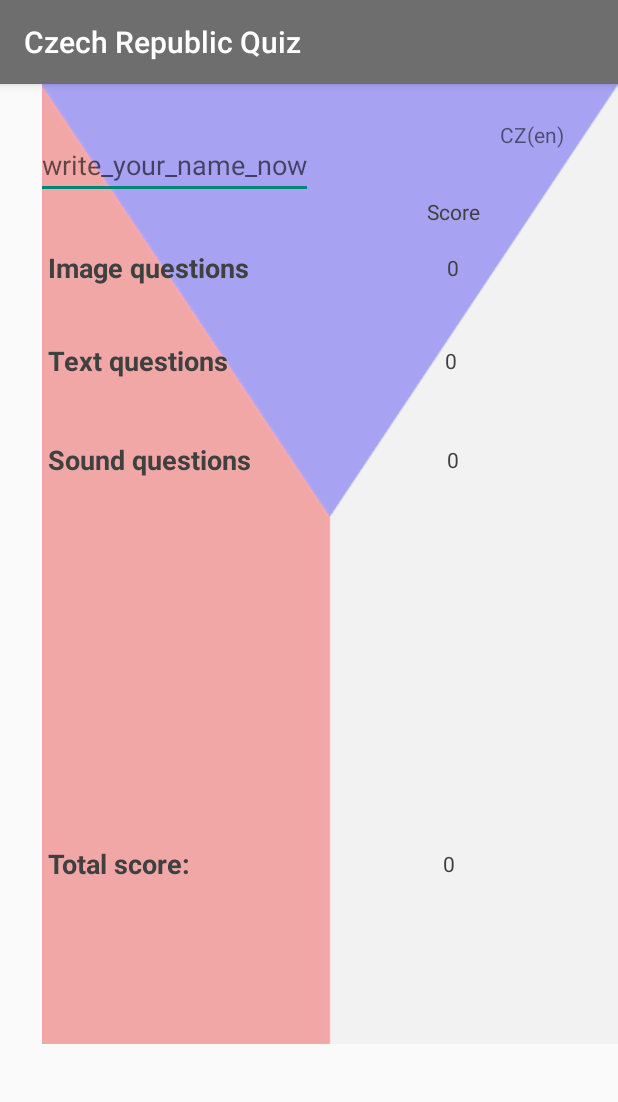
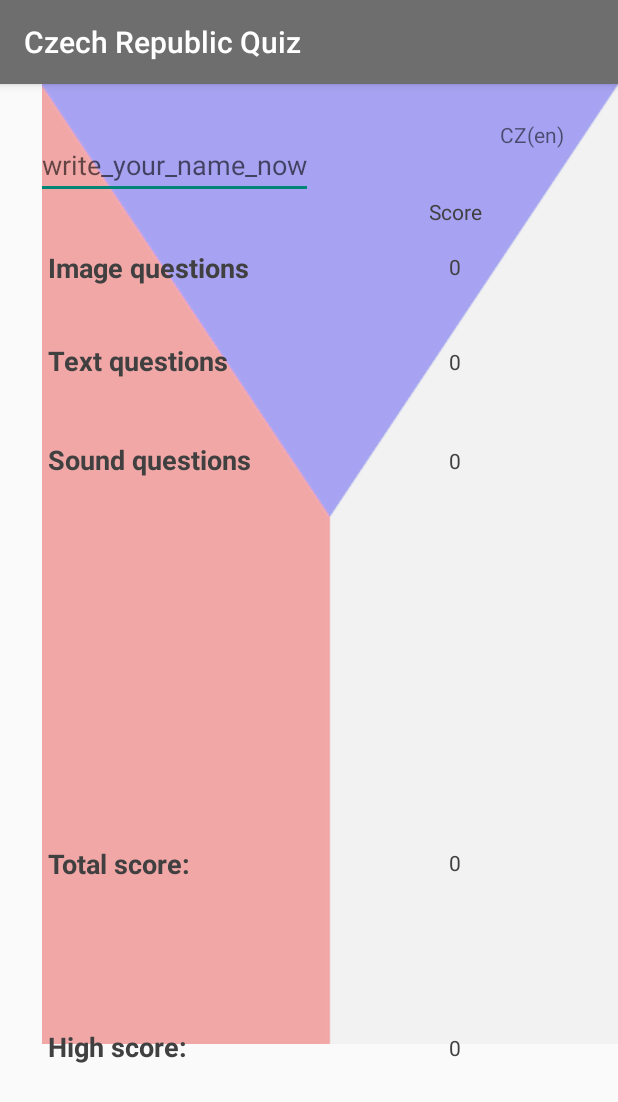
Before and after one commit to IvoMor/Quiz_App_Czech_Republic, an Android app: the screen it shows after launch (MainActivity), on a phone screen of 412 x 824 dp. Shown: the top 1102 px of the screen. Run offline under Robolectric (Android 15) with nearby library versions, the phone set to English and light mode, and no system bars.

Commit message:
removed some bugs - some grafics implementation (play button ...) + high sore

```diff
--- a/app/src/main/AndroidManifest.xml
+++ b/app/src/main/AndroidManifest.xml
@@ -25,6 +25,7 @@
         </activity>
         <activity
             android:name=".TextsActivity"
+            android:label="@string/Text_questions"
             android:parentActivityName=".MainActivity">
             <!-- Parent activity meta-data to support 4.0 and lower -->
             <meta-data
@@ -34,6 +35,7 @@
         </activity>
         <activity
             android:name=".SoundsActivity"
+            android:label="@string/Sound_questions"
             android:parentActivityName=".MainActivity">
             <!-- Parent activity meta-data to support 4.0 and lower -->
             <meta-data
--- a/app/src/main/java/com/example/ivos/quiz_app/MainActivity.java
+++ b/app/src/main/java/com/example/ivos/quiz_app/MainActivity.java
@@ -19,18 +19,19 @@ public class MainActivity extends AppCompatActivity {
     public String userName = "your_name";
 
     public int imageQuestionsScore = 0;
-    public int imageQuestionsCount = 0;
-    public boolean imageAnswered = false;
+    public boolean imageCategoryClosed = false;
 
     public int textQuestionsScore = 0;
-    public int textQuestionsCount = 0;
-    public boolean textAnswered = false;
+    public boolean textCategoryClosed = false;
 
     public int soundQuestionsScore = 0;
-    public int soundQuestionsCount = 0;
-    public boolean soundAnswered = false;
+    public boolean soundCategoryClosed = false;
 
-    public int userTotalScore = 0;
+    public int userTotalScore() {
+        return imageQuestionsScore + textQuestionsScore + soundQuestionsScore;
+    }
+
+    public int userHighScore = 0;
 
     SharedPreferences sharedPref = null;
 
@@ -38,14 +39,12 @@ public class MainActivity extends AppCompatActivity {
 
     static final String UN = "userName";
     static final String IQS = "imageQuestionsScore";
-    static final String IQC = "imageQuestionsCount";
-    static final String IA = "imageAnswered";
+    static final String IA = "imageCategoryClosed";
     static final String TQS = "textQuestionsScore";
-    static final String TQC = "textQuestionsCount";
-    static final String TA = "textAnswered";
+    static final String TA = "textCategoryClosed";
     static final String SQS = "soundQuestionsScore";
-    static final String SQC = "soundQuestionsCount";
-    static final String SA = "soundAnswered";
+    static final String SA = "soundCategoryClosed";
+    static final String UHS = "userHighScore";
 
 
     @Override
@@ -53,14 +52,12 @@ public class MainActivity extends AppCompatActivity {
         // Save the user's current game state
         savedInstanceState.putString(UN, userName);
         savedInstanceState.putInt(IQS, imageQuestionsScore);
-        savedInstanceState.putInt(IQC, imageQuestionsCount);
-        savedInstanceState.putBoolean(IA, imageAnswered);
+        savedInstanceState.putBoolean(IA, imageCategoryClosed);
         savedInstanceState.putInt(TQS, textQuestionsScore);
-        savedInstanceState.putInt(TQC, textQuestionsCount);
-        savedInstanceState.putBoolean(TA, textAnswered);
+        savedInstanceState.putBoolean(TA, textCategoryClosed);
         savedInstanceState.putInt(SQS, soundQuestionsScore);
-        savedInstanceState.putInt(SQC, soundQuestionsCount);
-        savedInstanceState.putBoolean(SA, soundAnswered);
+        savedInstanceState.putBoolean(SA, soundCategoryClosed);
+        savedInstanceState.putInt(UHS, userHighScore);
 
         // Always call the superclass so it can save the view hierarchy state
         super.onSaveInstanceState(savedInstanceState);
@@ -73,14 +70,12 @@ public class MainActivity extends AppCompatActivity {
         // Restore state members from saved instance
         userName = savedInstanceState.getString(UN);
         imageQuestionsScore = savedInstanceState.getInt(IQS);
-        imageQuestionsCount = savedInstanceState.getInt(IQC);
-        imageAnswered = savedInstanceState.getBoolean(IA);
+        imageCategoryClosed = savedInstanceState.getBoolean(IA);
         textQuestionsScore = savedInstanceState.getInt(TQS);
-        textQuestionsCount = savedInstanceState.getInt(TQC);
-        textAnswered = savedInstanceState.getBoolean(TA);
+        textCategoryClosed = savedInstanceState.getBoolean(TA);
         soundQuestionsScore = savedInstanceState.getInt(SQS);
-        soundQuestionsCount = savedInstanceState.getInt(SQC);
-        soundAnswered = savedInstanceState.getBoolean(SA);
+        soundCategoryClosed = savedInstanceState.getBoolean(SA);
+        userHighScore = savedInstanceState.getInt(UHS);
 
         // display data again
         refresh();
@@ -92,9 +87,10 @@ public class MainActivity extends AppCompatActivity {
         editor.putInt("imageQuestionsScore", imageQuestionsScore);
         editor.putInt("textQuestionsScore", textQuestionsScore);
         editor.putInt("soundQuestionsScore", soundQuestionsScore);
-        editor.putBoolean("imageAnswered", imageAnswered);
-        editor.putBoolean("textAnswered", textAnswered);
-        editor.putBoolean("soundAnswered", soundAnswered);
+        editor.putInt("userHighScore", userHighScore);
+        editor.putBoolean("imageCategoryClosed", imageCategoryClosed);
+        editor.putBoolean("textCategoryClosed", textCategoryClosed);
+        editor.putBoolean("soundCategoryClosed", soundCategoryClosed);
         editor.putString("userName", userName);
         editor.apply();
     }
@@ -104,11 +100,11 @@ public class MainActivity extends AppCompatActivity {
         imageQuestionsScore = sharedPref.getInt("imageQuestionsScore", 0);
         textQuestionsScore = sharedPref.getInt("textQuestionsScore", 0);
         soundQuestionsScore = sharedPref.getInt("soundQuestionsScore", 0);
-        imageAnswered = sharedPref.getBoolean("imageAnswered", false);
-        textAnswered = sharedPref.getBoolean("textAnswered", false);
-        soundAnswered = sharedPref.getBoolean("soundAnswered", false);
+        userHighScore = sharedPref.getInt("userHighScore", 0);
+        imageCategoryClosed = sharedPref.getBoolean("imageCategoryClosed", false);
+        textCategoryClosed = sharedPref.getBoolean("textCategoryClosed", false);
+        soundCategoryClosed = sharedPref.getBoolean("soundCategoryClosed", false);
         userName = sharedPref.getString("userName", getString(R.string.default_user_name));
-        userTotalScore = imageQuestionsScore + textQuestionsScore + soundQuestionsScore;
     }
 
     //refresh all activity changing values
@@ -123,7 +119,10 @@ public class MainActivity extends AppCompatActivity {
         soundScoreTV.setText(String.valueOf(soundQuestionsScore));
 
         TextView totalScoreTV = (TextView) findViewById(R.id.total_score_counter);
-        totalScoreTV.setText(String.valueOf(userTotalScore));
+        totalScoreTV.setText(String.valueOf(userTotalScore()));
+
+        TextView highScoreTV = (TextView) findViewById(R.id.high_score_counter);
+        highScoreTV.setText(String.valueOf(userHighScore));
 
         if (!userName.equals("your_name")) {
             TextView userNameTextView = (TextView) findViewById(R.id.user_name);
@@ -134,51 +133,68 @@ public class MainActivity extends AppCompatActivity {
         }
     }
 
+    public void clearQuiz() {
+        SharedPreferences.Editor editor = sharedPref.edit();
+        editor.clear();
+        editor.apply();
+        loadSharedPref();
+        refresh();
+    }
+
     public void onBackPressed() {        // to prevent irritating accidental logouts
         long t = System.currentTimeMillis();
         if (t - backPressedTime > 2000) {    // 2 secs
             backPressedTime = t;
-            Toast.makeText(this, "Press back again to exit",
-                    Toast.LENGTH_SHORT).show();
+            Toast.makeText(this, "Press back again to exit",Toast.LENGTH_SHORT).show();
         } else {    // this guy is serious
             // clean up
             super.onBackPressed();       // bye
         }
     }
 
+    public void checkHighScore_ReNewQuiz() {
+        if (userHighScore < userTotalScore()) {
+            userHighScore = userTotalScore();
+            //new high score message
+            Toast.makeText(MainActivity.this, "Congrats to new high score " + userName, Toast.LENGTH_LONG).show(); //Todo sound> highscore
+        } else {
+            Toast.makeText(MainActivity.this, "Not bad - you have" + String.valueOf(userTotalScore()) + " points, but try again. " + userName, Toast.LENGTH_LONG).show(); //Todo sound> Not bad, but try again
+        }
+        //renew quiz but high score stays
+        int saveUserHighScore = userHighScore;
+        clearQuiz();
+        SharedPreferences.Editor editor = sharedPref.edit();
+        editor.putInt("userHighScore", saveUserHighScore);
+        editor.apply();
+        userHighScore = saveUserHighScore;
+    }
+
+    //when come back from intent
     @Override
     protected void onResume() {
         super.onResume();
         loadSharedPref();
+        //if quiz is finished = all categories are answered > check the highscore and renew quiz
+        if (endQuizCheck()) checkHighScore_ReNewQuiz();
         refresh();
     }
-
-    //help debug tool
-    public void msg(String message) {
-        Toast.makeText(MainActivity.this, message, Toast.LENGTH_SHORT).show();
+    //if all categories are answered - quiz end comes = returns true
+    private boolean endQuizCheck() {
+        return imageCategoryClosed & textCategoryClosed & soundCategoryClosed;
     }
 
     @Override
     protected void onCreate(Bundle savedInstanceState) {
         super.onCreate(savedInstanceState);
-
         // Set the content of the activity to use the activity_main.xml layout file
         setContentView(R.layout.activity_main);
-
         //set SharedPreferences nad if it is first time then set default values
         sharedPref = getSharedPreferences("com.example.ivos.quiz_app.pref1", MODE_PRIVATE);
-        if (savedInstanceState == null) {
-                SharedPreferences.Editor editor = sharedPref.edit();
-                editor.clear();
-                editor.apply();
-                loadSharedPref();
-                refresh();
-        }
+        if (savedInstanceState == null)  clearQuiz();
 
         // change the hint Text in EditText View OnFocus and back
         userNameTextView = (TextView) findViewById(R.id.user_name);
         if (!userName.equals("your_name")) userNameTextView.setText(userName);
-
         userNameTextView.setOnFocusChangeListener(new View.OnFocusChangeListener() {
             @Override
             public void onFocusChange(View v, boolean hasFocus) {
@@ -189,7 +205,6 @@ public class MainActivity extends AppCompatActivity {
                 }
             }
         });
-
         // user's total score line handling after userName change
         userNameTextView.addTextChangedListener(new TextWatcher() {
             @Override
@@ -201,19 +216,16 @@ public class MainActivity extends AppCompatActivity {
                 userNameTextView.setTextColor(ContextCompat.getColor(getApplicationContext(), R.color.primary_dark_color));
                 userNameTextView.setCursorVisible(false);
             }
-
             @Override
             public void beforeTextChanged(CharSequence s, int start,
                                           int count, int after) {
                 userNameTextView.setCursorVisible(true);
             }
-
             @Override
             public void onTextChanged(CharSequence s, int start,
                                       int before, int count) {
             }
         });
-
         // Find the View that shows the images category
         TextView images = (TextView) findViewById(R.id.image_question_textbuton);
 
@@ -223,17 +235,15 @@ public class MainActivity extends AppCompatActivity {
             @Override
             public void onClick(View view) {
                 // Create a new intent to open the {@link ImagesActivity}
-                if (!imageAnswered) {
-                    //save score before start intent by Shared Preferences
+                if (!imageCategoryClosed) {
+                    //save variables before start intent by Shared Preferences
                     saveSharedPref();
                     Intent imagesIntent = new Intent(MainActivity.this, ImagesActivity.class);
-                    /*imagesIntent.putExtra("textQuestionsScore", String.valueOf(textQuestionsScore));*/
                     // Start the new activity
                     startActivity(imagesIntent);
                 }
             }
         });
-
         // Find the View that shows the colors category
         TextView texts = (TextView) findViewById(R.id.text_question_textbuton);
 
@@ -243,31 +253,27 @@ public class MainActivity extends AppCompatActivity {
             @Override
             public void onClick(View view) {
                 // Create a new intent to open the {@link TextsActivity}
-                if (!textAnswered) {
-                    //save score before start intent by Shared Preferences
+                if (!textCategoryClosed) {
+                    //save variables before start intent by Shared Preferences
                     saveSharedPref();
                     Intent textsIntent = new Intent(MainActivity.this, TextsActivity.class);
-                    /*textsIntent.putExtra("textQuestionsScore", String.valueOf(textQuestionsScore));
                     // Start the new activity*/
                     startActivity(textsIntent);
                 }
             }
         });
-
         // Find the View that shows the sounds category
         TextView sound = (TextView) findViewById(R.id.sound_question_textbuton);
-
         // Set a click listener on that View
         sound.setOnClickListener(new View.OnClickListener() {
             // The code in this method will be executed when the phrases category is clicked on.
             @Override
             public void onClick(View view) {
                 // Create a new intent to open the {@link SoundsActivity}
-                if (!soundAnswered) {
-                    //save score before start intent by Shared Preferences
+                if (!soundCategoryClosed) {
+                    //save variables before start intent by Shared Preferences
                     saveSharedPref();
                     Intent soundsIntent = new Intent(MainActivity.this, SoundsActivity.class);
-                   /* soundsIntent.putExtra("soundQuestionsScore", String.valueOf(soundQuestionsScore));*/
                     // Start the new activity
                     startActivity(soundsIntent);
                 }
--- a/app/src/main/java/com/example/ivos/quiz_app/Question.java
+++ b/app/src/main/java/com/example/ivos/quiz_app/Question.java
@@ -122,7 +122,7 @@ public class Question {
 
 
     /** Image resource ID for the question */
-    public boolean getIsText() {return qIsText;}
+    public boolean getIsText() {return qIsText;};
 
     /**
      * Returns whether or not there is an image for this question.
--- a/app/src/main/res/layout/activity_main.xml
+++ b/app/src/main/res/layout/activity_main.xml
@@ -91,15 +91,50 @@
         style="@style/CategoryStyle"
         android:layout_width="wrap_content"
         android:layout_height="wrap_content"
+        android:layout_marginBottom="8dp"
+        android:layout_marginLeft="32dp"
+        android:layout_marginStart="24dp"
+        android:layout_marginTop="8dp"
+        android:text="@string/High_score"
+        android:textColor="@color/MainButtonsText"
+        app:layout_constraintBottom_toBottomOf="parent"
+        app:layout_constraintLeft_toLeftOf="parent"
+        app:layout_constraintTop_toBottomOf="@+id/sound_question_textbuton"
+        app:layout_constraintVertical_bias="0.778" />
+
+    <TextView
+        android:id="@+id/textView"
+        style="@style/CategoryStyle"
+        android:layout_width="wrap_content"
+        android:layout_height="wrap_content"
+        android:layout_marginBottom="8dp"
         android:layout_marginLeft="24dp"
         android:layout_marginStart="24dp"
         android:layout_marginTop="8dp"
         android:text="@string/Total_score"
         android:textColor="@color/MainButtonsText"
+        app:layout_constraintBottom_toBottomOf="parent"
         app:layout_constraintLeft_toLeftOf="parent"
-        app:layout_constraintTop_toBottomOf="@+id/sound_question_textbuton"
-        app:layout_constraintBottom_toBottomOf="parent"
-        android:layout_marginBottom="8dp" />
+        app:layout_constraintTop_toBottomOf="@+id/sound_question_textbuton" />
+
+    <TextView
+        android:id="@+id/high_score_counter"
+        android:layout_width="wrap_content"
+        android:layout_height="wrap_content"
+        android:layout_marginBottom="8dp"
+        android:layout_marginEnd="8dp"
+        android:layout_marginRight="8dp"
+        android:layout_marginTop="8dp"
+        android:gravity="center_horizontal"
+        android:text="@string/init_zero"
+        android:textColor="@color/MainButtonsText"
+        app:layout_constraintBottom_toBottomOf="@+id/total_score"
+        app:layout_constraintRight_toRightOf="parent"
+        app:layout_constraintTop_toTopOf="@+id/total_score"
+        app:layout_constraintVertical_bias="0.6"
+        android:layout_marginLeft="8dp"
+        app:layout_constraintHorizontal_bias="0.75"
+        app:layout_constraintLeft_toLeftOf="parent" />
 
     <TextView
         android:id="@+id/image_score_counter"
@@ -110,16 +145,15 @@
         android:layout_marginRight="8dp"
         android:layout_marginTop="8dp"
         android:gravity="center_horizontal"
-        android:text="0"
+        android:text="@string/init_zero"
         android:textColor="@color/MainButtonsText"
         app:layout_constraintBottom_toBottomOf="@+id/image_question_textbuton"
         app:layout_constraintRight_toRightOf="parent"
         app:layout_constraintTop_toTopOf="@+id/image_question_textbuton"
-        app:layout_constraintVertical_bias="0.476"
+        app:layout_constraintVertical_bias="0.4"
         android:layout_marginLeft="8dp"
-        app:layout_constraintHorizontal_bias="0.73"
-        app:layout_constraintLeft_toLeftOf="@+id/image_question_textbuton"
-        android:layout_marginStart="8dp" />
+        app:layout_constraintHorizontal_bias="0.75"
+        app:layout_constraintLeft_toLeftOf="parent" />
 
         <TextView
             android:id="@+id/image_score_text"
@@ -127,7 +161,7 @@
             android:layout_height="wrap_content"
             android:layout_marginBottom="7dp"
             android:gravity="center_horizontal"
-            android:text="Score"
+            android:text="@string/score"
             android:textColor="@color/MainButtonsText"
             app:layout_constraintBottom_toTopOf="@+id/image_question_textbuton"
             app:layout_constraintRight_toRightOf="@+id/image_score_counter"
@@ -142,16 +176,15 @@
         android:layout_marginRight="8dp"
         android:layout_marginTop="8dp"
         android:gravity="center_horizontal"
-        android:text="0"
+        android:text="@string/init_zero"
         android:textColor="@color/MainButtonsText"
         app:layout_constraintBottom_toBottomOf="@+id/text_question_textbuton"
         app:layout_constraintRight_toRightOf="parent"
         app:layout_constraintTop_toTopOf="@+id/text_question_textbuton"
-        app:layout_constraintVertical_bias="0.523"
+        app:layout_constraintVertical_bias="0.6"
         android:layout_marginLeft="8dp"
-        app:layout_constraintLeft_toLeftOf="@+id/text_question_textbuton"
-        app:layout_constraintHorizontal_bias="0.727"
-        android:layout_marginStart="8dp" />
+        app:layout_constraintHorizontal_bias="0.75"
+        app:layout_constraintLeft_toLeftOf="parent" />
 
     <TextView
         android:id="@+id/sound_score_counter"
@@ -162,16 +195,15 @@
         android:layout_marginRight="8dp"
         android:layout_marginTop="8dp"
         android:gravity="center_horizontal"
-        android:text="0"
+        android:text="@string/init_zero"
         android:textColor="@color/MainButtonsText"
         app:layout_constraintBottom_toBottomOf="@+id/sound_question_textbuton"
         app:layout_constraintRight_toRightOf="parent"
         app:layout_constraintTop_toTopOf="@+id/sound_question_textbuton"
-        app:layout_constraintVertical_bias="0.523"
+        app:layout_constraintVertical_bias="0.6"
         android:layout_marginLeft="8dp"
-        app:layout_constraintLeft_toLeftOf="@+id/sound_question_textbuton"
-        app:layout_constraintHorizontal_bias="0.73"
-        android:layout_marginStart="8dp" />
+        app:layout_constraintHorizontal_bias="0.75"
+        app:layout_constraintLeft_toLeftOf="parent" />
 
     <TextView
         android:id="@+id/total_score_counter"
@@ -182,15 +214,14 @@
         android:layout_marginRight="8dp"
         android:layout_marginTop="8dp"
         android:gravity="center_horizontal"
-        android:text="0"
+        android:text="@string/init_zero"
         android:textColor="@color/MainButtonsText"
-        app:layout_constraintBottom_toBottomOf="@+id/total_score"
+        app:layout_constraintBottom_toBottomOf="@+id/textView"
         app:layout_constraintRight_toRightOf="parent"
-        app:layout_constraintTop_toTopOf="@+id/total_score"
+        app:layout_constraintTop_toTopOf="@+id/textView"
+        app:layout_constraintVertical_bias="0.4"
         android:layout_marginLeft="8dp"
-        app:layout_constraintVertical_bias="0.476"
-        app:layout_constraintLeft_toLeftOf="@+id/total_score"
-        app:layout_constraintHorizontal_bias="0.724"
-        android:layout_marginStart="8dp" />
+        app:layout_constraintHorizontal_bias="0.75"
+        app:layout_constraintLeft_toLeftOf="parent" />
 
 </android.support.constraint.ConstraintLayout>
--- a/app/src/main/res/values/colors.xml
+++ b/app/src/main/res/values/colors.xml
@@ -14,7 +14,6 @@
 
     <!-- Background color for the numbers category -->
     <color name="category">#c0c0c0</color>
-
 
     <!-- Question text color -->
     <color name="question_texts">#404040</color>
--- a/app/src/main/res/values/strings.xml
+++ b/app/src/main/res/values/strings.xml
@@ -14,20 +14,25 @@
     <!-- Total_score text  -->
     <string name="Total_score">Total score:</string>
 
+    <!-- High_score text  -->
+    <string name="High_score">High score:</string>
+
     <!-- slected language  -->
     <string name="cz_en">CZ(en)</string>
 
     <!-- slected language  -->
     <string name="en_cz">EN(cz)</string>
 
-
     <string name="nothing">Nothing_else</string>
 
     <!-- name enter hint  -->
     <string name="name_request">Your_name_here</string>
 
-    <!--submit_answer_button_text-->
-    <string name="submit_answer_button_text">Submit answer (definitely)</string>
+    <!--submit_answer_button_text for image and text question-->
+    <string name="submit_answer_button_text">Hint: Choose your answer than touch whatever for submit. (Don\'t have another chance)</string>
+
+    <!--submit_answer_button_text for sound question-->
+    <string name="submit_answer_button_text_sound">Hint: Touch whatever for play sound. Choose your answer than touch whatever for submit. (Don\'t have another chance)</string>
 
     <!--defaultUserName-->
     <string name="default_user_name">your_name</string>
@@ -37,4 +42,6 @@
 
     <!--sendFrom-->
     <string name="sendFrom">sendFrom</string>
+    <string name="init_zero">0</string>
+    <string name="score">Score</string>
 </resources>
```
Also changed, not shown: app/src/main/java/com/example/ivos/quiz_app/ImagesActivity.java (+38 -34 lines), app/src/main/java/com/example/ivos/quiz_app/QuestionAdapter.java (+13 -12 lines), app/src/main/java/com/example/ivos/quiz_app/SoundsActivity.java (+48 -54 lines), app/src/main/java/com/example/ivos/quiz_app/TextsActivity.java (+40 -38 lines), app/src/main/res/layout/list_item.xml (+27 -12 lines).
